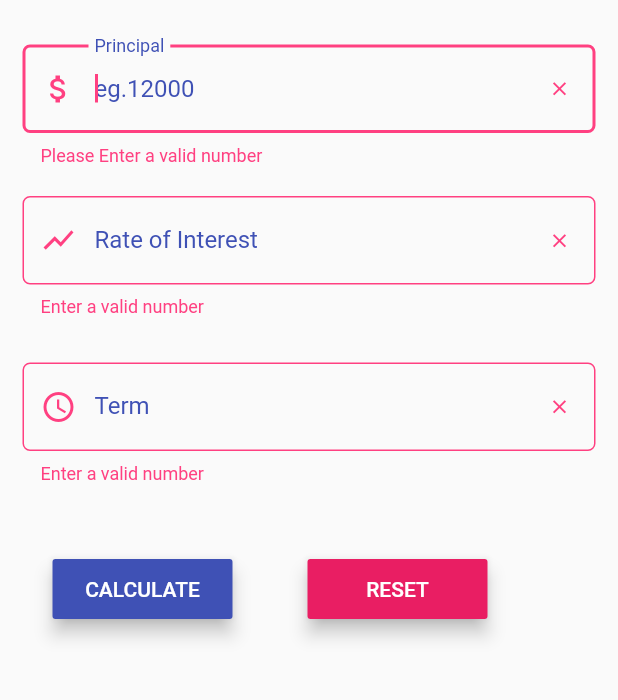
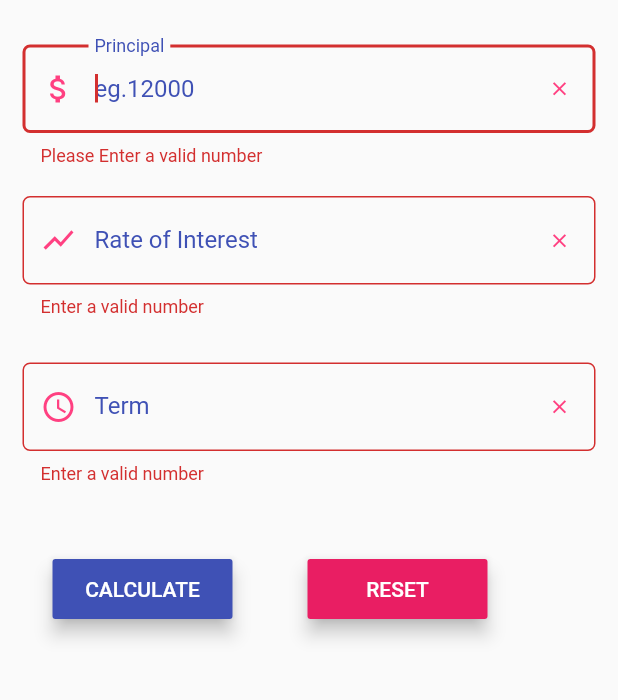
Before and after one commit to tarunvelagala/Simple-Interest-Calculator, a Flutter app: the screen it shows after launch, after a tap on "CALCULATE", on a phone screen of 412 x 824 dp, the part 242-942 px from its top. Run offline on Flutter 3.47's test engine with Material 2 defaults, Android fonts, the phone set to English and light mode, and no system bars.

```diff
--- a/lib/homeScreen.dart
+++ b/lib/homeScreen.dart
@@ -15,7 +15,7 @@ ThemeData buildTheme() {
   final ThemeData base = ThemeData();
   return base.copyWith(
     hintColor: Colors.indigo,
-    errorColor: Colors.pinkAccent
+
 
 
   );
```
Also changed, not shown: 1 other file.
